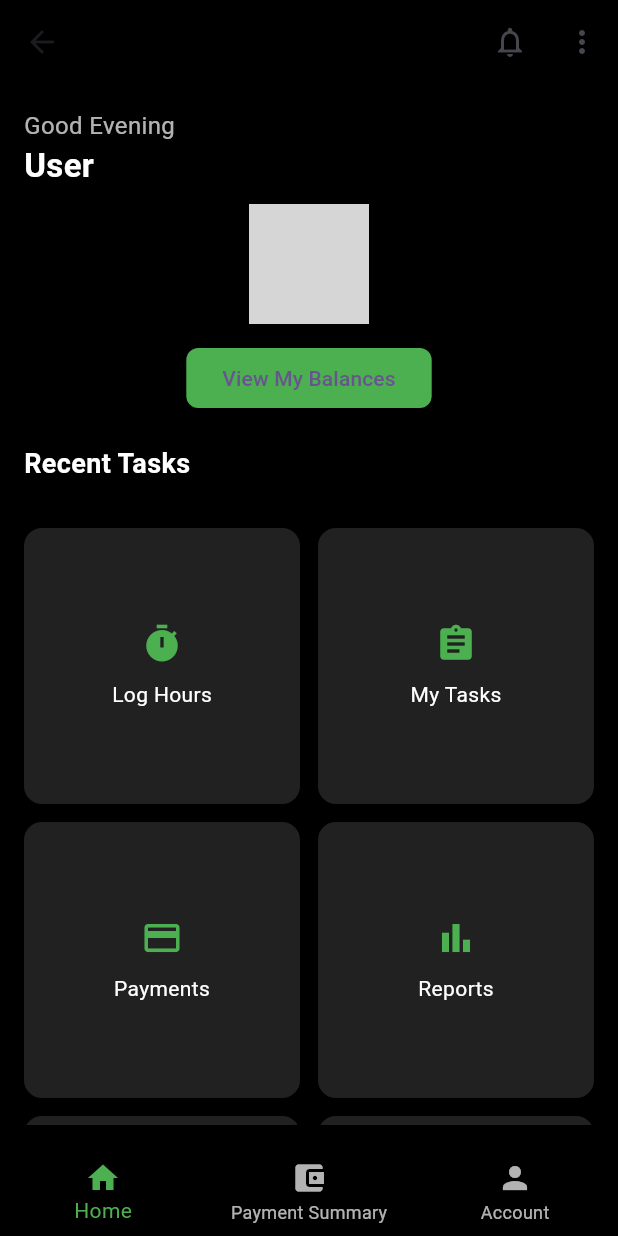
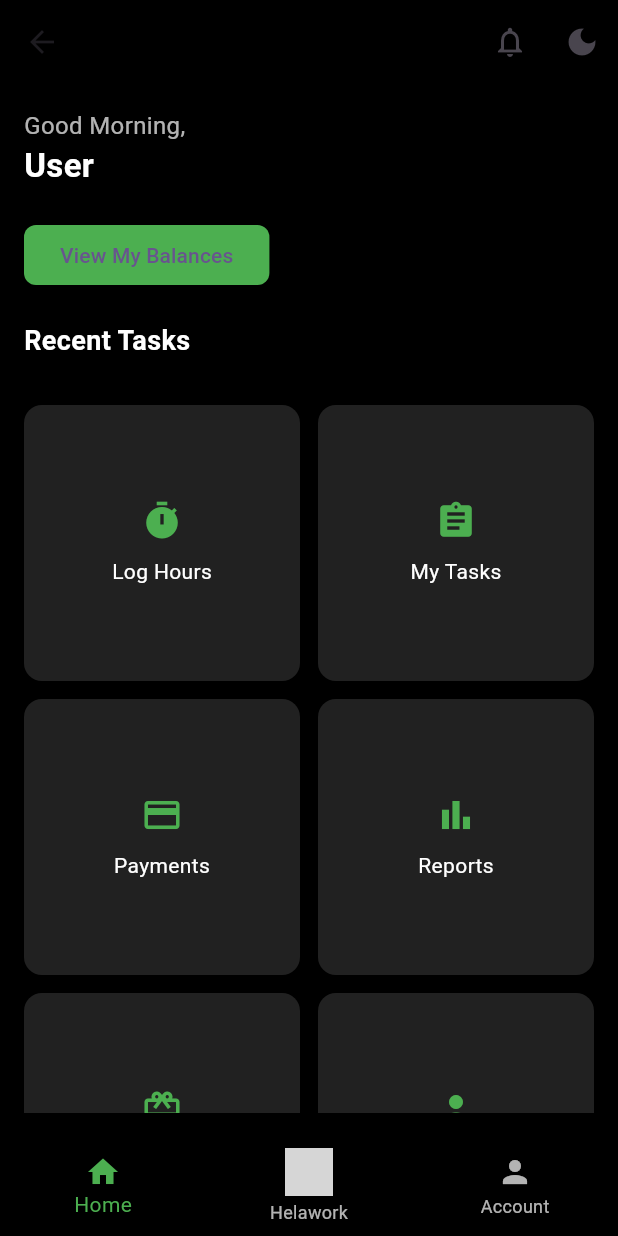
Before and after one commit to machageDev/system-helawork, a Flutter app: the DashboardPage screen opened directly, on a phone screen of 412 x 824 dp. Run offline on Flutter 3.47's test engine with Material 3 defaults, Android fonts, the light colour scheme and no system bars; network calls fail; grey boxes are pictures that could not be loaded.

Commit message:
Add dynamic greeting with user name, move Helawork logo to bottom navigation center, and implement dark/light theme toggle

```diff
--- a/flutterapp/helawork_app/lib/home/dashboard_page.dart
+++ b/flutterapp/helawork_app/lib/home/dashboard_page.dart
@@ -1,4 +1,3 @@
-
 import 'package:flutter/material.dart';
 import 'package:helawork_app/Api/api_service.dart';
 
@@ -13,6 +12,7 @@ class _DashboardPageState extends State<DashboardPage> {
   String userName = "User";
   double totalEarnings = 0.0;
   List<dynamic> recentTasks = [];
+  bool isDarkTheme = true; // theme state
 
   @override
   void initState() {
@@ -37,16 +37,34 @@ class _DashboardPageState extends State<DashboardPage> {
     }
   }
 
+  String _getGreeting() {
+    final hour = DateTime.now().hour;
+    if (hour < 12) return "Good Morning";
+    if (hour < 18) return "Good Afternoon";
+    return "Good Evening";
+  }
+
   @override
   Widget build(BuildContext context) {
+    final bgColor = isDarkTheme ? Colors.black : Colors.white;
+    final textColor = isDarkTheme ? Colors.white : Colors.black;
+    final subTextColor = isDarkTheme ? Colors.white70 : Colors.grey[700];
+
     return Scaffold(
-      backgroundColor: Colors.black,
+      backgroundColor: bgColor,
       appBar: AppBar(
-        backgroundColor: Colors.black,
+        backgroundColor: bgColor,
         elevation: 0,
         actions: [
-          IconButton(icon: const Icon(Icons.notifications_none), onPressed: () {}),
-          IconButton(icon: const Icon(Icons.more_vert), onPressed: () {}),
+          IconButton(
+              icon: const Icon(Icons.notifications_none), onPressed: () {}),
+          IconButton(
+              icon: Icon(isDarkTheme ? Icons.dark_mode : Icons.light_mode),
+              onPressed: () {
+                setState(() {
+                  isDarkTheme = !isDarkTheme;
+                });
+              }),
         ],
       ),
       body: Padding(
@@ -56,21 +74,15 @@ class _DashboardPageState extends State<DashboardPage> {
             crossAxisAlignment: CrossAxisAlignment.start,
             children: [
               // Greeting
-              const Text("Good Evening",
-                  style: TextStyle(color: Colors.white70, fontSize: 16)),
+              Text("${_getGreeting()},",
+                  style: TextStyle(color: subTextColor, fontSize: 16)),
               Text(userName,
-                  style: const TextStyle(
-                      color: Colors.white,
+                  style: TextStyle(
+                      color: textColor,
                       fontSize: 22,
                       fontWeight: FontWeight.bold)),
-              const SizedBox(height: 10),
+              const SizedBox(height: 20),
 
-
-              Center(
-                child: Column(
-                  children: [
-                    Image.asset("assets/helawork_logo.png", height: 80),
-                    const SizedBox(height: 12),
               ElevatedButton(
                 style: ElevatedButton.styleFrom(
                   backgroundColor: Colors.green,
@@ -80,16 +92,12 @@ class _DashboardPageState extends State<DashboardPage> {
                 onPressed: () {},
                 child: const Text("View My Balances"),
               ),
-                  ],
-                ),
-              ),
-
               const SizedBox(height: 20),
 
               // Recent Tasks
-              const Text("Recent Tasks",
+              Text("Recent Tasks",
                   style: TextStyle(
-                      color: Colors.white,
+                      color: textColor,
                       fontSize: 18,
                       fontWeight: FontWeight.bold)),
               const SizedBox(height: 10),
@@ -100,6 +108,7 @@ class _DashboardPageState extends State<DashboardPage> {
                     task["title"],
                     "${task["hours"]} hours",
                     task["status"],
+                    textColor,
                   );
                 }).toList(),
               ),
@@ -114,12 +123,12 @@ class _DashboardPageState extends State<DashboardPage> {
                 crossAxisSpacing: 12,
                 mainAxisSpacing: 12,
                 children: [
-                  _buildFeature(Icons.timer, "Log Hours"),
-                  _buildFeature(Icons.assignment, "My Tasks"),
-                  _buildFeature(Icons.payment, "Payments"),
-                  _buildFeature(Icons.bar_chart, "Reports"),
-                  _buildFeature(Icons.card_giftcard, "Rewards"),
-                  _buildFeature(Icons.person, "Profile"),
+                  _buildFeature(Icons.timer, "Log Hours", textColor),
+                  _buildFeature(Icons.assignment, "My Tasks", textColor),
+                  _buildFeature(Icons.payment, "Payments", textColor),
+                  _buildFeature(Icons.bar_chart, "Reports", textColor),
+                  _buildFeature(Icons.card_giftcard, "Rewards", textColor),
+                  _buildFeature(Icons.person, "Profile", textColor),
                 ],
               ),
             ],
@@ -129,23 +138,27 @@ class _DashboardPageState extends State<DashboardPage> {
 
       // Bottom Navigation
       bottomNavigationBar: BottomNavigationBar(
-        backgroundColor: Colors.black,
+        backgroundColor: bgColor,
         selectedItemColor: Colors.green,
-        unselectedItemColor: Colors.white70,
-        items: const [
-          BottomNavigationBarItem(icon: Icon(Icons.home), label: "Home"),
+        unselectedItemColor: subTextColor,
+        items: [
+          const BottomNavigationBarItem(
+              icon: Icon(Icons.home), label: "Home"),
           BottomNavigationBarItem(
-              icon: Icon(Icons.account_balance_wallet), label: "Payment Summary"),
-                     BottomNavigationBarItem(icon: Icon(Icons.person), label: "Account"),
+            icon: Image.asset("assets/helawork_logo.png", height: 32),
+            label: "Helawork",
+          ),
+          const BottomNavigationBarItem(
+              icon: Icon(Icons.person), label: "Account"),
         ],
       ),
     );
   }
 
-  Widget _buildFeature(IconData icon, String label) {
+  Widget _buildFeature(IconData icon, String label, Color textColor) {
     return Container(
       decoration: BoxDecoration(
-        color: Colors.grey[900],
+        color: isDarkTheme ? Colors.grey[900] : Colors.grey[200],
         borderRadius: BorderRadius.circular(12),
       ),
       child: Column(
@@ -153,13 +166,14 @@ class _DashboardPageState extends State<DashboardPage> {
         children: [
           Icon(icon, color: Colors.green, size: 28),
           const SizedBox(height: 10),
-          Text(label, style: const TextStyle(color: Colors.white)),
+          Text(label, style: TextStyle(color: textColor)),
         ],
       ),
     );
   }
 
-  Widget _buildTaskCard(String title, String hours, String status) {
+  Widget _buildTaskCard(
+      String title, String hours, String status, Color textColor) {
     Color statusColor;
     switch (status) {
       case "Approved":
@@ -179,7 +193,7 @@ class _DashboardPageState extends State<DashboardPage> {
       margin: const EdgeInsets.symmetric(vertical: 6),
       padding: const EdgeInsets.all(12),
       decoration: BoxDecoration(
-        color: Colors.grey[900],
+        color: isDarkTheme ? Colors.grey[900] : Colors.grey[200],
         borderRadius: BorderRadius.circular(12),
       ),
       child: Row(
@@ -187,12 +201,12 @@ class _DashboardPageState extends State<DashboardPage> {
         children: [
           Column(crossAxisAlignment: CrossAxisAlignment.start, children: [
             Text(title,
-                style: const TextStyle(
-                    color: Colors.white,
+                style: TextStyle(
+                    color: textColor,
                     fontSize: 16,
                     fontWeight: FontWeight.bold)),
             Text(hours,
-                style: const TextStyle(color: Colors.white70, fontSize: 14)),
+                style: TextStyle(color: textColor.withOpacity(0.7), fontSize: 14)),
           ]),
           Container(
             padding: const EdgeInsets.symmetric(horizontal: 10, vertical: 6),
@@ -201,7 +215,8 @@ class _DashboardPageState extends State<DashboardPage> {
               borderRadius: BorderRadius.circular(20),
             ),
             child: Text(status,
-                style: TextStyle(color: statusColor, fontWeight: FontWeight.bold)),
+                style: TextStyle(
+                    color: statusColor, fontWeight: FontWeight.bold)),
           ),
         ],
       ),
--- a/flutterapp/helawork_app/lib/main.dart
+++ b/flutterapp/helawork_app/lib/main.dart
@@ -61,7 +61,7 @@ class _MyHomePageState extends State<MyHomePage> {
                 style: ElevatedButton.styleFrom(
                   backgroundColor:
                       Theme.of(context).colorScheme.primary,
-                  foregroundColor: Colors.white,
+                  foregroundColor: Colors.blue,
                   padding: const EdgeInsets.symmetric(
                       horizontal: 40, vertical: 15),
                   shape: RoundedRectangleBorder(
```
Lines whose indentation alone changed are shown as unchanged.
